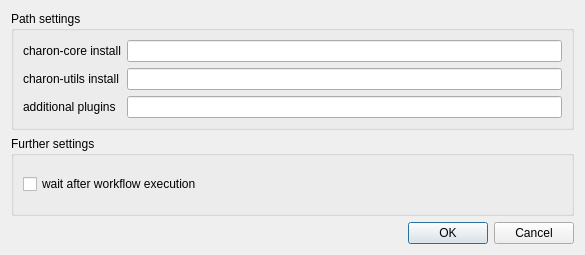
Old version of the form src/OptionsDialog.ui in the repository flowexpert/charon.
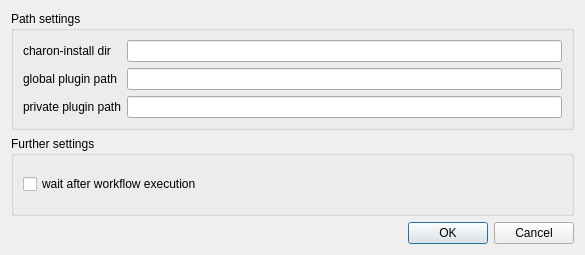
New version of the form. Custom widgets are drawn as their Qt base class.

Commit message: use QSettings instead of Paths.config

Diff of the .ui file:
```diff
--- a/src/OptionsDialog.ui
+++ b/src/OptionsDialog.ui
@@ -27,7 +27,7 @@
       <item row="0" column="0">
        <widget class="QLabel" name="labelCore">
         <property name="text">
-         <string>charon-core install</string>
+         <string>charon-install dir</string>
         </property>
         <property name="buddy">
          <cstring>editCore</cstring>
@@ -40,7 +40,7 @@
       <item row="1" column="0">
        <widget class="QLabel" name="labelUtils">
         <property name="text">
-         <string>charon-utils install</string>
+         <string>global plugin path</string>
         </property>
         <property name="buddy">
          <cstring>editUtils</cstring>
@@ -53,7 +53,7 @@
       <item row="2" column="0">
        <widget class="QLabel" name="labelAdd">
         <property name="text">
-         <string>additional plugins</string>
+         <string>private plugin path</string>
         </property>
         <property name="buddy">
          <cstring>editAdd</cstring>
```
Left out of the diff: 18 changed lines with no effect on the pictures. The commit also changes 10 other files.
